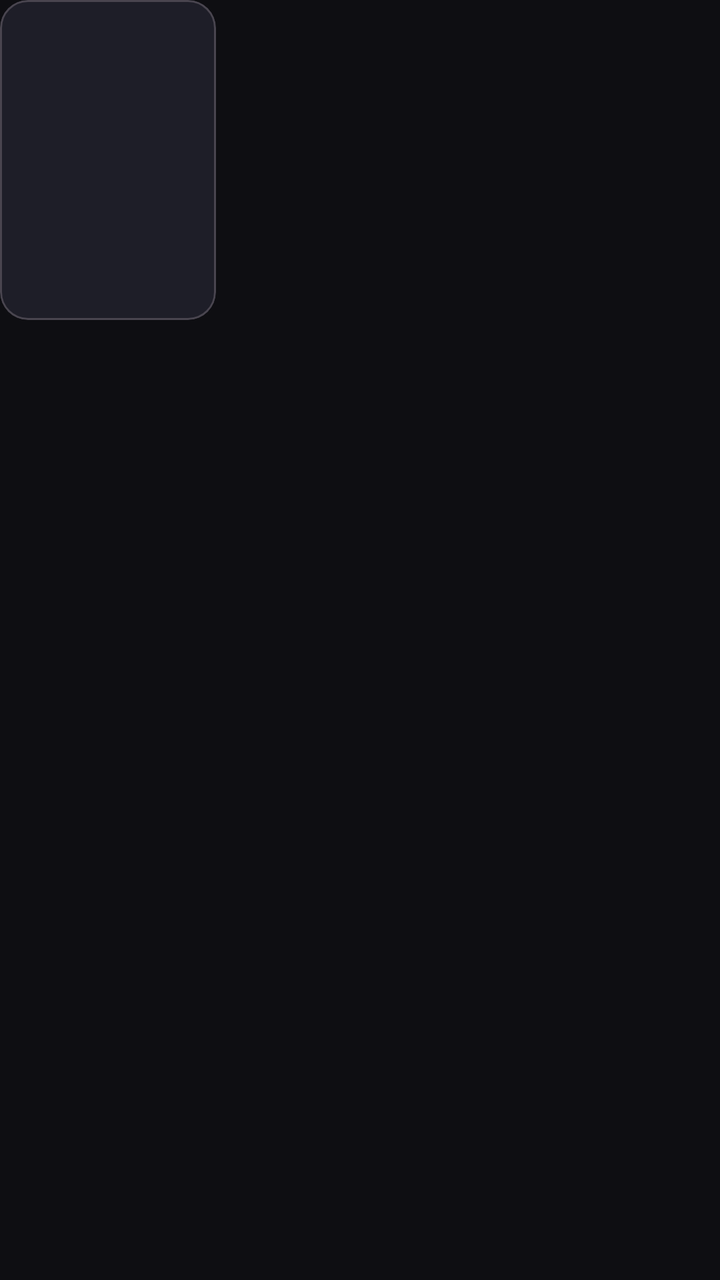
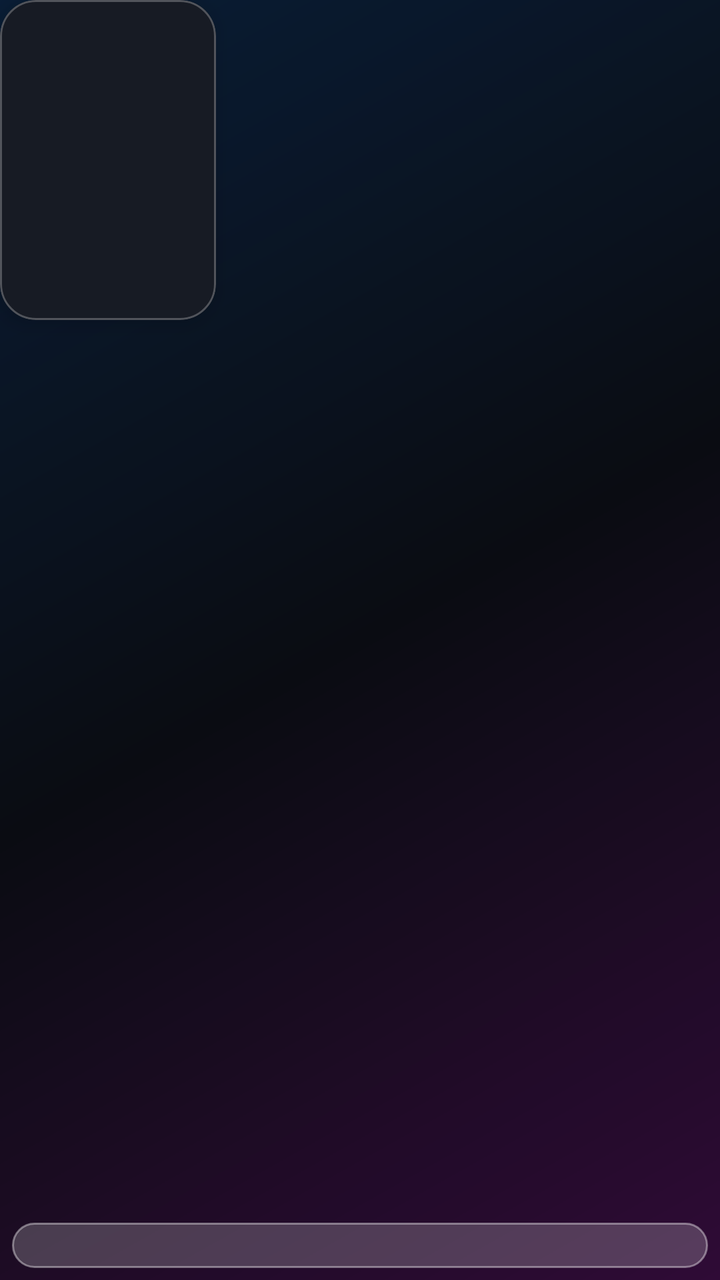

An Android layout rendered at two revisions. The XML below is the earlier revision; the diff shows what the commit changed to produce the second picture.
<!-- AndroidManifest.xml: application theme Theme.AniLab -->
<!-- res/layout/item_season.xml -->
<?xml version="1.0" encoding="utf-8"?>
<LinearLayout xmlns:android="http://schemas.android.com/apk/res/android"
    xmlns:app="http://schemas.android.com/apk/res-auto"
    android:layout_width="@dimen/poster_width"
    android:layout_height="wrap_content"
    android:layout_marginEnd="12dp"
    android:orientation="vertical">

    <com.google.android.material.card.MaterialCardView
        android:layout_width="@dimen/poster_width"
        android:layout_height="@dimen/poster_height"
        app:cardCornerRadius="@dimen/card_radius"
        app:cardElevation="0dp">

        <ImageView
            android:id="@+id/image"
            android:layout_width="match_parent"
            android:layout_height="match_parent"
            android:background="@drawable/bg_poster"
            android:contentDescription="@null"
            android:scaleType="centerCrop" />
    </com.google.android.material.card.MaterialCardView>

    <TextView
        android:id="@+id/title"
        style="@style/TextAppearance.AniLab.Body"
        android:layout_width="match_parent"
        android:layout_height="wrap_content"
        android:layout_marginTop="6dp"
        android:ellipsize="end"
        android:maxLines="1" />
</LinearLayout>
<!-- resources referenced by this layout -->
<resources>
  <dimen name="card_radius">14dp</dimen>
  <dimen name="poster_height">160dp</dimen>
  <dimen name="poster_width">108dp</dimen>
  <!-- drawable bg_poster (drawable) -->
  <?xml version="1.0" encoding="utf-8"?>
  <shape xmlns:android="http://schemas.android.com/apk/res/android" android:shape="rectangle">
      <solid android:color="@color/color_surface_card" />
      <corners android:radius="@dimen/card_radius" />
  </shape>
  <style name="TextAppearance.AniLab.Body" parent="TextAppearance.Material3.BodyMedium">
          <item name="android:textColor">@color/color_on_surface_muted</item>
      </style>
  <style name="Theme.AniLab" parent="Theme.Material3.Dark.NoActionBar">
          <item name="colorPrimary">@color/color_primary</item>
          <item name="colorOnPrimary">@color/color_on_surface</item>
          <item name="colorSecondary">@color/color_accent</item>
          <item name="colorSurface">@color/color_surface</item>
          <item name="colorOnSurface">@color/color_on_surface</item>
          <item name="android:colorBackground">@color/color_surface</item>
          <item name="android:windowBackground">@color/color_surface</item>
          <item name="android:statusBarColor">@android:color/transparent</item>
          <item name="android:navigationBarColor">@color/color_surface</item>
          <item name="android:windowLightStatusBar">false</item>
          <item name="android:windowLayoutInDisplayCutoutMode" tools:targetApi="27">shortEdges</item>
      </style>
  <color name="color_surface_card">#FF1E1E28</color>
  <color name="color_on_surface_muted">#FF9C9CAC</color>
  <color name="color_primary">#FF7B5CFA</color>
  <color name="color_on_surface">#FFF4F4F8</color>
  <color name="color_accent">#FFB49BFF</color>
  <color name="color_surface">#FF0E0E12</color>
</resources>

<!-- the commit's change to res/layout/item_season.xml (unified diff, before → after) -->
@@ -1,16 +1,18 @@
 <?xml version="1.0" encoding="utf-8"?>
-<LinearLayout xmlns:android="http://schemas.android.com/apk/res/android"
+<FrameLayout xmlns:android="http://schemas.android.com/apk/res/android"
     xmlns:app="http://schemas.android.com/apk/res-auto"
     android:layout_width="@dimen/poster_width"
     android:layout_height="wrap_content"
-    android:layout_marginEnd="12dp"
-    android:orientation="vertical">
+    android:layout_marginEnd="12dp">
 
     <com.google.android.material.card.MaterialCardView
         android:layout_width="@dimen/poster_width"
         android:layout_height="@dimen/poster_height"
+        app:cardBackgroundColor="@color/color_surface_card"
         app:cardCornerRadius="@dimen/card_radius"
-        app:cardElevation="0dp">
+        app:cardElevation="6dp"
+        app:strokeColor="@color/glass_stroke"
+        app:strokeWidth="@dimen/hairline">
 
         <ImageView
             android:id="@+id/image"
@@ -23,10 +25,16 @@
 
     <TextView
         android:id="@+id/title"
-        style="@style/TextAppearance.AniLab.Body"
+        style="@style/TextAppearance.AniLab.Label"
         android:layout_width="match_parent"
         android:layout_height="wrap_content"
-        android:layout_marginTop="6dp"
+        android:layout_gravity="bottom"
+        android:layout_margin="6dp"
+        android:background="@drawable/bg_glass_chip"
         android:ellipsize="end"
-        android:maxLines="1" />
-</LinearLayout>
+        android:maxLines="1"
+        android:paddingHorizontal="8dp"
+        android:paddingVertical="4dp"
+        android:textColor="@color/color_on_surface"
+        android:textSize="11sp" />
+</FrameLayout>
<!-- resource entries referenced after the edit -->
@@ -1,35 +1,82 @@
 <!-- resources referenced by this layout -->
 <resources>
-  <dimen name="card_radius">14dp</dimen>
+  <dimen name="card_radius">18dp</dimen>
+  <dimen name="hairline">1dp</dimen>
   <dimen name="poster_height">160dp</dimen>
   <dimen name="poster_width">108dp</dimen>
+  <!-- drawable bg_glass_chip (drawable) -->
+  <?xml version="1.0" encoding="utf-8"?>
+  <shape xmlns:android="http://schemas.android.com/apk/res/android"
+      android:shape="rectangle">
+      <solid android:color="@color/glass_fill_strong" />
+      <stroke
+          android:width="@dimen/hairline"
+          android:color="@color/glass_stroke_strong" />
+      <corners android:radius="100dp" />
+  </shape>
   <!-- drawable bg_poster (drawable) -->
   <?xml version="1.0" encoding="utf-8"?>
   <shape xmlns:android="http://schemas.android.com/apk/res/android" android:shape="rectangle">
       <solid android:color="@color/color_surface_card" />
       <corners android:radius="@dimen/card_radius" />
   </shape>
-  <style name="TextAppearance.AniLab.Body" parent="TextAppearance.Material3.BodyMedium">
-          <item name="android:textColor">@color/color_on_surface_muted</item>
+  <style name="TextAppearance.AniLab.Label" parent="TextAppearance.Material3.LabelMedium">
+          <item name="android:textColor">@color/color_on_surface</item>
+          <item name="android:textStyle">bold</item>
+          <item name="android:letterSpacing">0.06</item>
+          <item name="android:textAllCaps">true</item>
       </style>
   <style name="Theme.AniLab" parent="Theme.Material3.Dark.NoActionBar">
           <item name="colorPrimary">@color/color_primary</item>
-          <item name="colorOnPrimary">@color/color_on_surface</item>
-          <item name="colorSecondary">@color/color_accent</item>
+          <item name="colorOnPrimary">@color/color_on_brand</item>
+          <item name="colorPrimaryContainer">@color/brand_start</item>
+          <item name="colorSecondary">@color/color_secondary</item>
+          <item name="colorOnSecondary">@color/color_on_brand</item>
+          <item name="colorSecondaryContainer">@color/brand_end</item>
           <item name="colorSurface">@color/color_surface</item>
+          <item name="colorSurfaceVariant">@color/color_surface_card</item>
           <item name="colorOnSurface">@color/color_on_surface</item>
+          <item name="colorOnSurfaceVariant">@color/color_on_surface_muted</item>
+          <item name="colorOutline">@color/glass_stroke</item>
+  
           <item name="android:colorBackground">@color/color_surface</item>
-          <item name="android:windowBackground">@color/color_surface</item>
+          <item name="android:windowBackground">@drawable/bg_window</item>
           <item name="android:statusBarColor">@android:color/transparent</item>
           <item name="android:navigationBarColor">@color/color_surface</item>
           <item name="android:windowLightStatusBar">false</item>
+          <item name="android:windowLightNavigationBar">false</item>
           <item name="android:windowLayoutInDisplayCutoutMode" tools:targetApi="27">shortEdges</item>
       </style>
-  <color name="color_surface_card">#FF1E1E28</color>
-  <color name="color_on_surface_muted">#FF9C9CAC</color>
-  <color name="color_primary">#FF7B5CFA</color>
-  <color name="color_on_surface">#FFF4F4F8</color>
-  <color name="color_accent">#FFB49BFF</color>
-  <color name="color_surface">#FF0E0E12</color>
+  <color name="glass_fill_strong">#33FFFFFF</color>
+  <color name="glass_stroke_strong">#66FFFFFF</color>
+  <color name="color_surface_card">#FF171B24</color>
+  <color name="glass_stroke">#40FFFFFF</color>
+  <color name="color_on_surface_muted">#FFB4BECE</color>
+  <!-- drawable bg_window (drawable) -->
+  <?xml version="1.0" encoding="utf-8"?>
+  <layer-list xmlns:android="http://schemas.android.com/apk/res/android">
+      <item>
+          <shape android:shape="rectangle">
+              <solid android:color="@color/color_surface" />
+          </shape>
+      </item>
+      <item>
+          <shape android:shape="rectangle">
+              <gradient
+                  android:angle="315"
+                  android:centerColor="#00000000"
+                  android:endColor="#26FF00FF"
+                  android:startColor="#26007BFF"
+                  android:type="linear" />
+          </shape>
+      </item>
+  </layer-list>
+  <color name="color_primary">#FF007BFF</color>
+  <color name="color_on_brand">#FFFFFFFF</color>
+  <color name="brand_start">#FF007BFF</color>
+  <color name="color_secondary">#FFFF00FF</color>
+  <color name="brand_end">#FFFF00FF</color>
+  <color name="color_on_surface">#FFF7F9FF</color>
+  <color name="color_surface">#FF0A0C12</color>
 </resources>
 
